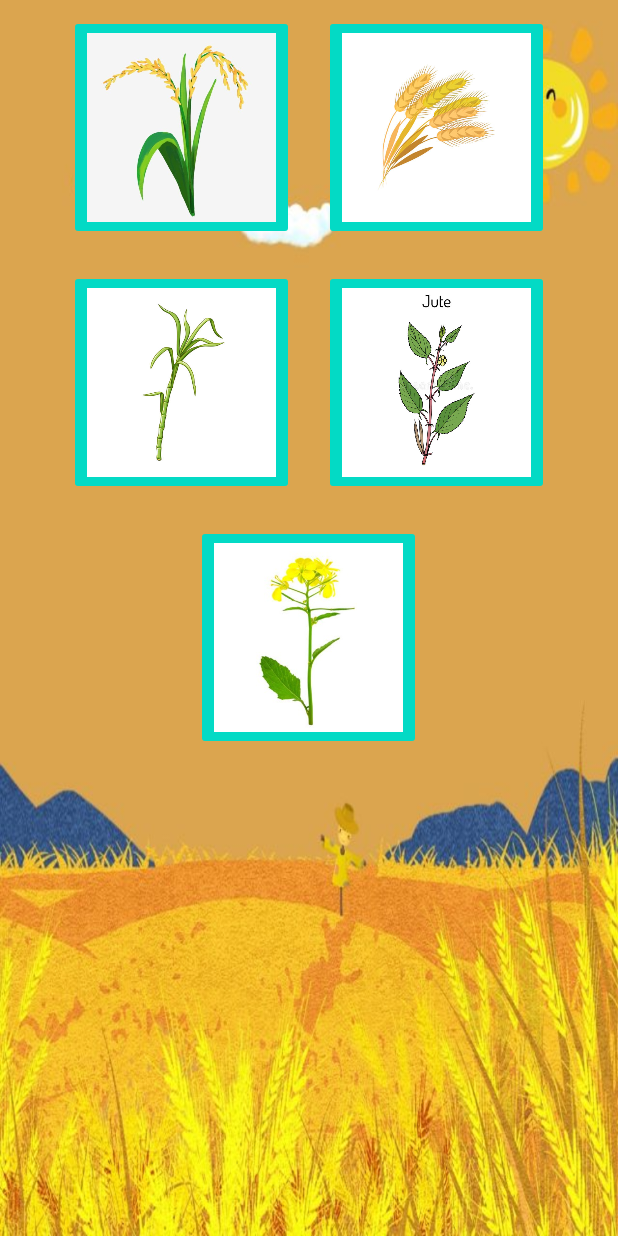
After one commit to ARisHere/AgriStairs, an Android app: the crop_category screen opened directly, with no data from a screen before it, on a phone screen of 412 x 824 dp. The commit adds this screen. Run offline under Robolectric (Android 15) with nearby library versions, the phone set to English and light mode, and no system bars.

Commit message:
uiux correction 2

```diff
--- a/app/src/main/AndroidManifest.xml
+++ b/app/src/main/AndroidManifest.xml
@@ -3,7 +3,7 @@
     xmlns:tools="http://schemas.android.com/tools"
     package="com.example.agristairs">
 
-    <uses-permission android:name="android.permission.INTERNET"/>
+    <uses-permission android:name="android.permission.INTERNET" />
 
     <application
         android:allowBackup="true"
@@ -15,6 +15,13 @@
         android:supportsRtl="true"
         android:theme="@style/Theme.Design.NoActionBar"
         tools:targetApi="31">
+        <activity
+            android:name=".crop_category"
+            android:exported="false">
+            <meta-data
+                android:name="android.app.lib_name"
+                android:value="" />
+        </activity>
         <activity
             android:name=".Login"
             android:exported="true" />
@@ -30,12 +37,10 @@
         <activity
             android:name=".Chatbox"
             android:exported="false">
-
             <meta-data
                 android:name="android.app.lib_name"
                 android:value="" />
         </activity>
-
         <activity
             android:name=".Splash_Screen"
             android:exported="true">
--- a/app/src/main/java/com/example/agristairs/Homepage.java
+++ b/app/src/main/java/com/example/agristairs/Homepage.java
@@ -12,6 +12,7 @@ import android.widget.Button;
 public class Homepage extends AppCompatActivity {
 
     private Button chatbox;
+    private Button category;
     Intent a = new Intent();
 
     @Override
@@ -20,12 +21,23 @@ public class Homepage extends AppCompatActivity {
         setContentView(R.layout.activity_homepage);
 
         chatbox = (Button) findViewById(R.id.chatbotbutton);
+        category = (Button) findViewById(R.id.croptype);
 
 
         chatbox.setOnClickListener(new View.OnClickListener() {
             @Override
             public void onClick(View _view) {
                 a.setClass(getApplicationContext(), Chatbox.class);
+                startActivity(a);
+                finish();
+            }
+        });
+
+
+        category.setOnClickListener(new View.OnClickListener() {
+            @Override
+            public void onClick(View _view) {
+                a.setClass(getApplicationContext(), crop_category.class);
                 startActivity(a);
                 finish();
             }
--- /dev/null
+++ b/app/src/main/java/com/example/agristairs/crop_category.java
@@ -0,0 +1,24 @@
+package com.example.agristairs;
+
+import androidx.appcompat.app.AppCompatActivity;
+
+import android.content.Intent;
+import android.os.Bundle;
+
+public class crop_category extends AppCompatActivity {
+
+    Intent a = new Intent();
+
+    @Override
+    protected void onCreate(Bundle savedInstanceState) {
+        super.onCreate(savedInstanceState);
+        setContentView(R.layout.activity_crop_category);
+    }
+        @Override
+        public void onBackPressed() {
+            a.setClass(getApplicationContext(), Homepage.class);
+            startActivity(a);
+            finish();
+        }
+
+}
--- /dev/null
+++ b/app/src/main/res/layout/activity_crop_category.xml
@@ -0,0 +1,92 @@
+<?xml version="1.0" encoding="utf-8"?>
+<androidx.constraintlayout.widget.ConstraintLayout xmlns:android="http://schemas.android.com/apk/res/android"
+    xmlns:app="http://schemas.android.com/apk/res-auto"
+    xmlns:tools="http://schemas.android.com/tools"
+    android:layout_width="match_parent"
+    android:layout_height="match_parent"
+    android:background="@drawable/splash"
+    tools:context=".crop_category">
+
+    <ScrollView
+        android:layout_width="match_parent"
+        android:layout_height="match_parent">
+
+    <LinearLayout
+        android:layout_width="match_parent"
+        android:layout_height="match_parent"
+        android:gravity="center"
+        android:orientation="vertical">
+
+
+        <LinearLayout
+            android:layout_width="match_parent"
+            android:layout_height="match_parent"
+            android:gravity="center"
+            android:orientation="horizontal">
+        <ImageButton
+            android:layout_margin="10dp"
+            android:id="@+id/rice"
+            android:layout_width="150dp"
+            android:layout_height="150dp"
+            android:backgroundTint="@color/teal_200"
+            android:layout_gravity="center"
+            android:scaleType="fitCenter"
+            android:src="@drawable/rice" />
+
+        <ImageButton
+            android:layout_margin="10dp"
+            android:id="@+id/wheat"
+            android:layout_width="150dp"
+            android:layout_height="150dp"
+            android:layout_gravity="center"
+            android:backgroundTint="@color/teal_200"
+            android:scaleType="fitCenter"
+            android:src="@drawable/wheat" />
+
+        </LinearLayout>
+
+
+        <LinearLayout
+            android:layout_width="match_parent"
+            android:layout_height="match_parent"
+            android:gravity="center"
+            android:orientation="horizontal">
+
+        <ImageButton
+            android:layout_margin="10dp"
+            android:id="@+id/sugarcane"
+            android:layout_width="150dp"
+            android:layout_height="150dp"
+            android:backgroundTint="@color/teal_200"
+            android:layout_gravity="center"
+            android:scaleType="fitCenter"
+            android:src="@drawable/sugarcane" />
+
+        <ImageButton
+            android:layout_margin="10dp"
+            android:id="@+id/jute"
+            android:layout_width="150dp"
+            android:layout_height="150dp"
+            android:layout_gravity="center"
+            android:backgroundTint="@color/teal_200"
+            android:scaleType="fitCenter"
+            android:src="@drawable/jute" />
+
+        </LinearLayout>
+
+        <ImageButton
+            android:layout_margin="10dp"
+            android:id="@+id/mustard"
+            android:layout_width="150dp"
+            android:layout_height="150dp"
+            android:layout_gravity="center"
+            android:backgroundTint="@color/teal_200"
+            android:scaleType="fitCenter"
+            android:src="@drawable/mustard" />
+
+
+
+    </LinearLayout>
+</ScrollView>
+
+</androidx.constraintlayout.widget.ConstraintLayout>
```
Also changed, not shown: app/src/main/res/drawable-v24/jute.jpg (added), app/src/main/res/drawable-v24/mustard.jpg (added), app/src/main/res/drawable-v24/rice.jpg (added), app/src/main/res/drawable-v24/sugarcane.jpg (added), app/src/main/res/drawable-v24/wheat.jpg (added).
